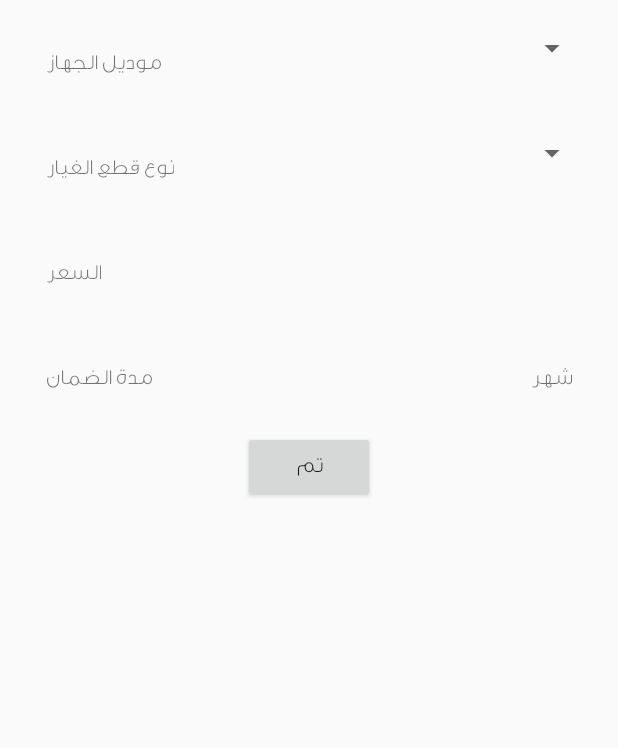
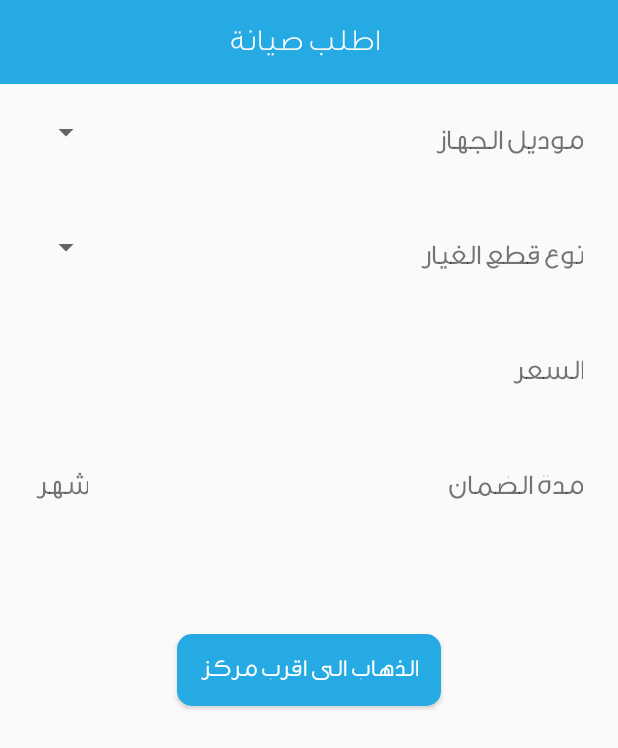
Before and after one commit to ahmed-bassiouny/smartfix, an Android app: the layout activity_maintenance_request_apple.xml on its own in the app's theme, with its tools: preview values and no code run, on a phone screen of 412 x 824 dp. Shown: the top 748 px of the screen. Run offline under Robolectric (Android 15) with nearby library versions, the phone set to English and light mode, and no system bars.

Commit message:
redesign for maintenance request apple layout

```diff
--- a/app/src/main/AndroidManifest.xml
+++ b/app/src/main/AndroidManifest.xml
@@ -12,20 +12,25 @@
         android:supportsRtl="true"
         android:theme="@style/AppTheme">
         <activity android:name=".acitivities.MainActivity">
+
+
+        </activity>
+        <activity android:name=".acitivities.RegisterStuffActivity" />
+        <activity android:name=".acitivities.MobileCompanyActivity" >
+        </activity>
+        <activity android:name=".acitivities.MaintenanceRequestAppleActivity">
+
             <intent-filter>
                 <action android:name="android.intent.action.MAIN" />
 
                 <category android:name="android.intent.category.LAUNCHER" />
             </intent-filter>
-
-        </activity>
-        <activity android:name=".acitivities.RegisterStuffActivity" />
-        <activity android:name=".acitivities.MobileCompanyActivity" >
-        </activity>
-        <activity android:name=".acitivities.MaintenanceRequestAppleActivity">  </activity>
+            </activity>
         <activity android:name=".acitivities.MaintenanceRequestOtherActivity" />
         <activity android:name=".acitivities.StoreListActivity" />
         <activity android:name=".acitivities.MaintenanceCentersListActivity">
+
+
         </activity>
         <activity android:name=".acitivities.MaintenanceCenterDetailsActivity">
 
--- a/app/src/main/res/layout/activity_maintenance_request_apple.xml
+++ b/app/src/main/res/layout/activity_maintenance_request_apple.xml
@@ -5,8 +5,27 @@
     android:layout_width="match_parent"
     android:layout_height="match_parent"
     android:orientation="vertical"
-    android:layout_margin="7dp"
+  android:layoutDirection="rtl"
+    android:textDirection="rtl"
     tools:context=".acitivities.MaintenanceRequestAppleActivity">
+    <android.support.v7.widget.Toolbar
+        android:id="@+id/toolbar"
+        android:layout_width="match_parent"
+        android:layout_height="wrap_content"
+        android:background="?attr/colorPrimary"
+        android:minHeight="?attr/actionBarSize"
+        app:titleTextColor="@android:color/white">
+
+        <TextView
+
+            android:layout_width="match_parent"
+            android:layout_height="wrap_content"
+            android:layout_marginEnd="10dp"
+            android:gravity="center"
+            android:textColor="@color/white"
+             android:text="اطلب صيانة"
+            android:textSize="20sp" />
+    </android.support.v7.widget.Toolbar>
     <LinearLayout
         android:layout_width="match_parent"
         android:layout_height="wrap_content"
@@ -21,6 +40,8 @@
             android:text="@string/model_type"
             android:layout_margin="9dp"
             android:padding="3dp"
+            android:textStyle="bold"
+            android:textSize="18sp"
 
             />
 
@@ -28,9 +49,14 @@
             android:id="@+id/spinner_modeltype"
             android:layout_width="match_parent"
             android:layout_height="wrap_content"
-            android:layout_margin="2dp"
+            android:layout_margin="9dp"
             android:padding="3dp"
-            android:layout_weight="1" />
+            android:layout_weight="1"
+            android:gravity="center"
+            />
+
+
+
 
     </LinearLayout>
 
@@ -40,22 +66,25 @@
         android:orientation="horizontal"
         android:layout_margin="5dp"
         android:padding="5dp">
-
         <TextView
             android:layout_width="wrap_content"
             android:layout_height="wrap_content"
             android:layout_weight="0"
             android:text="@string/change_type"
             android:layout_margin="9dp"
-            android:padding="3dp"/>
+            android:padding="3dp"
+            android:textStyle="bold"
+            android:textSize="18sp"/>
 
         <Spinner
             android:id="@+id/spinner_changetype"
             android:layout_width="match_parent"
             android:layout_height="wrap_content"
-            android:layout_margin="2dp"
+            android:layout_margin="9dp"
             android:padding="3dp"
-            android:layout_weight="1" />
+            android:layout_weight="1"
+            android:gravity="fill"
+            />
     </LinearLayout>
 
 
@@ -72,15 +101,24 @@
             android:layout_weight="0"
             android:text="@string/price"
             android:layout_margin="9dp"
-            android:padding="3dp"/>
+            android:padding="3dp"
+            android:textStyle="bold"
+            android:textSize="18sp"/>
 
         <TextView
             android:id="@+id/tv_price"
             android:layout_width="match_parent"
             android:layout_height="wrap_content"
-            android:layout_margin="2dp"
+            android:layout_margin="9dp"
             android:padding="3dp"
-            android:layout_weight="1" />
+            android:layout_weight="1"
+            android:textSize="18sp"
+            android:textStyle="bold"
+            android:gravity="center"/>
+
+
+
+
     </LinearLayout>
 
 
@@ -97,29 +135,50 @@
             android:layout_weight="0"
             android:text="@string/savetime"
             android:layout_margin="9dp"
-            android:padding="3dp"/>
+            android:padding="3dp"
+            android:textStyle="bold"
+            android:textSize="18sp"/>
+
 
         <TextView
             android:id="@+id/tv_savetime"
             android:layout_width="match_parent"
             android:layout_height="wrap_content"
-            android:layout_margin="2dp"
+            android:layout_margin="9dp"
             android:padding="3dp"
-            android:layout_weight="1" />
+            android:layout_weight="1"
+            android:textSize="18sp"
+            android:textStyle="bold"
+            android:gravity="center"/>
+
         <TextView
             android:layout_width="wrap_content"
             android:layout_height="wrap_content"
             android:layout_weight="0"
             android:text="@string/month"
             android:layout_margin="9dp"
-            android:padding="3dp"/>
+            android:padding="3dp"
+            android:textStyle="bold"
+            android:textSize="18sp"/>
+
+
+
 
     </LinearLayout>
     <Button
         android:layout_width="wrap_content"
         android:layout_height="wrap_content"
         android:id="@+id/btn_submit"
-        android:layout_gravity="center"
-        android:text="@string/submit"/>
+        android:layout_gravity="center_horizontal"
+        android:layout_marginTop="60dp"
+        android:background="@drawable/button_radius"
+        android:paddingBottom="10dp"
+        android:paddingEnd="15dp"
+        android:paddingStart="15dp"
+        android:paddingTop="10dp"
+        android:text="الذهاب الى اقرب مركز"
+        android:textColor="@color/white"
+        android:textSize="15sp"
+        android:textStyle="bold"/>
 
 </LinearLayout>
```
